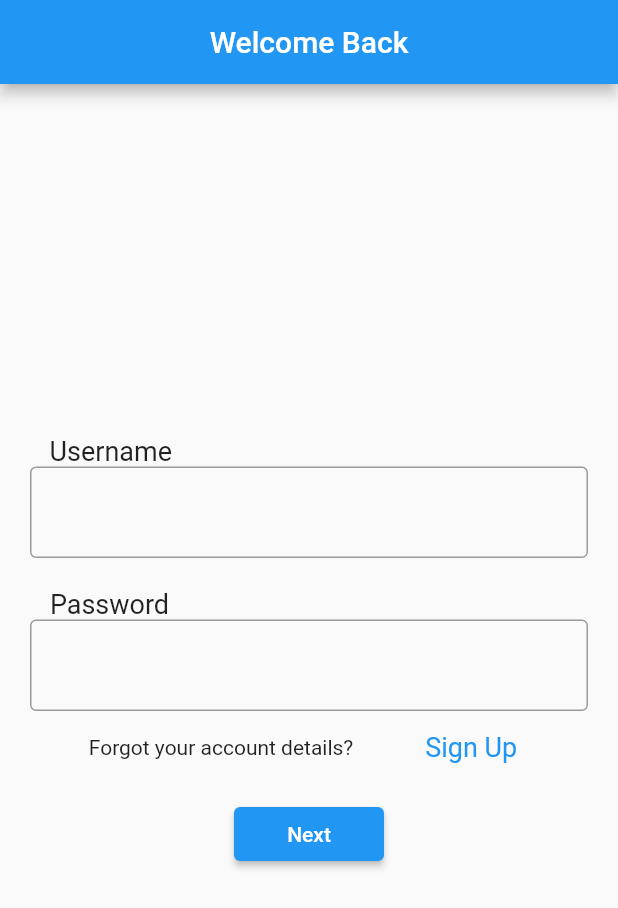
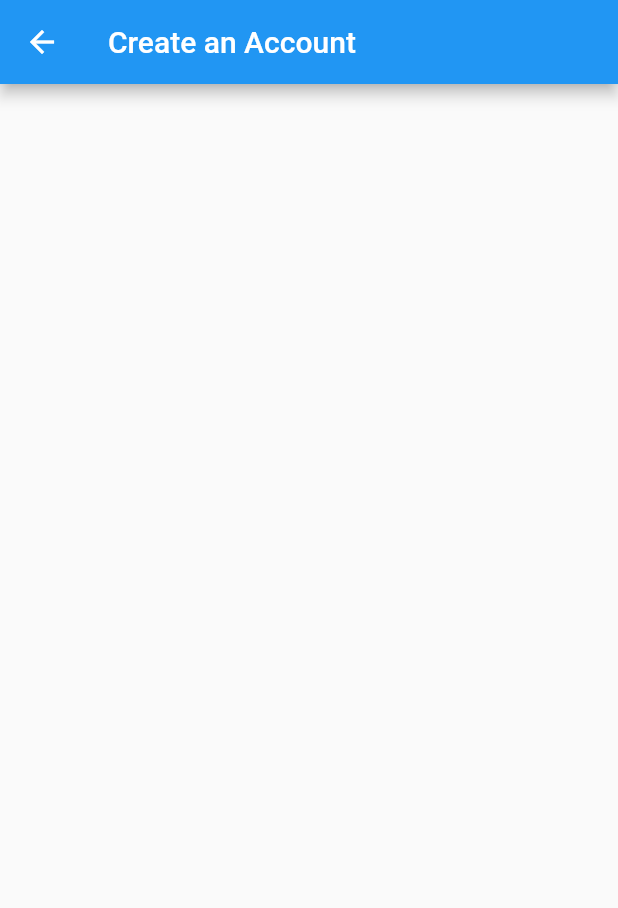
Before and after one commit to Alaurosa/QuicKitchen, a Flutter app: the screen it shows after launch, after a tap on "Sign Up", on a phone screen of 412 x 824 dp. Shown: the top 908 px of the screen. Run offline on Flutter 3.47's test engine with Material 2 defaults, Android fonts, the phone set to English and light mode, and no system bars.

Commit message:
Update main.dart and hom.dart, add signup.dart

```diff
--- a/lib/home.dart
+++ b/lib/home.dart
@@ -23,8 +23,7 @@ class _homePageState extends State<homePage> {
     );
 
     return Scaffold(
-      appBar: AppBar(title: Center(child: Text("Your Ingredients"))
-      ),
+      appBar: AppBar(title:(Text("Your Ingredients")),),
       body: Center(
         child: Column(
           mainAxisAlignment: MainAxisAlignment.center,
--- a/lib/main.dart
+++ b/lib/main.dart
@@ -1,6 +1,7 @@
 import 'package:flutter/gestures.dart';
 import 'package:flutter/material.dart';
 import 'package:simplymakedemo/home.dart';
+import 'package:simplymakedemo/signup.dart';
 
 void main() {
   runApp(MyApp());
@@ -33,28 +34,50 @@ class _MyHomePageState extends State<MyHomePage> {
   String displayedText=" ";
 
   void home(){
-  Navigator.push(context, MaterialPageRoute(builder: (context) => homePage()));
-  setState(() {
-    displayedText=" ";
-  });
-}
+    Navigator.push(context, MaterialPageRoute(builder: (context) => homePage()));
+    setState(() {
+      displayedText=" ";
+    });
+  }
 
+ void signup(){
+   Navigator.push(context, MaterialPageRoute(builder: (content)=> createAccount()));
+   setState(() {
+     displayedText=" ";
+   });
+ }
   @override
   Widget build(BuildContext context) {
 
     return Scaffold(
       appBar: AppBar(
-        title: Center(child: Text("Welcome Back")),
+        title: Center(
+          child: Text(
+            "Welcome Back",style: TextStyle(
+              fontSize:30
+            )
+          )
+        ),
       ),
       body: Center(
         child: Column(
           mainAxisAlignment: MainAxisAlignment.center,
           children: <Widget>[
+            Padding(
+              padding: const EdgeInsets.only(bottom:20.0),
+              child: Text(
+                "Sign In",
+                style: TextStyle(
+                  fontSize: 25,
+                  fontWeight: FontWeight.bold,
+                )
+              ),
+            ),
             Container(
               alignment: FractionalOffset(0.1, 0.6),
               child: Text(
                 "Username",
-                style: TextStyle(fontSize: 18),
+                style: TextStyle(fontSize: 18.0),
                 ),
             ),
             Padding(
@@ -99,7 +122,7 @@ class _MyHomePageState extends State<MyHomePage> {
                     style: TextButton.styleFrom(
                       textStyle: const TextStyle(fontSize: 18),
                     ),
-                    onPressed: () => {},
+                    onPressed: () => signup(),
                     child: const Text('Sign Up'),
                   ),
                 ),
--- /dev/null
+++ b/lib/signup.dart
@@ -0,0 +1,25 @@
+import 'package:flutter/material.dart';
+
+class createAccount extends StatefulWidget {
+  const createAccount({ Key? key }) : super(key: key);
+
+  @override
+  _createAccountState createState() => _createAccountState();
+}
+
+class _createAccountState extends State<createAccount> {
+  @override
+  Widget build(BuildContext context) {
+    return Scaffold(
+      appBar: AppBar(title:(Text("Create an Account")),),
+      body: Center(
+        child: Column(
+          mainAxisAlignment: MainAxisAlignment.center,
+          children: <Widget>[
+
+          ],
+        ),
+      ),
+    );
+  }
+}
```
